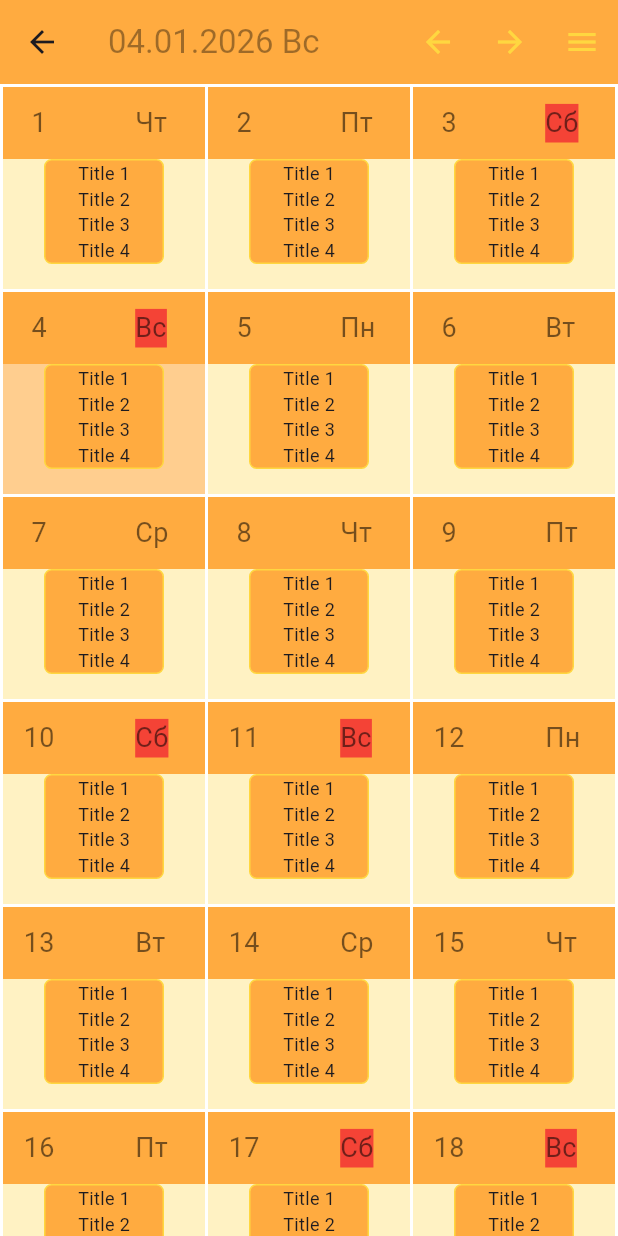
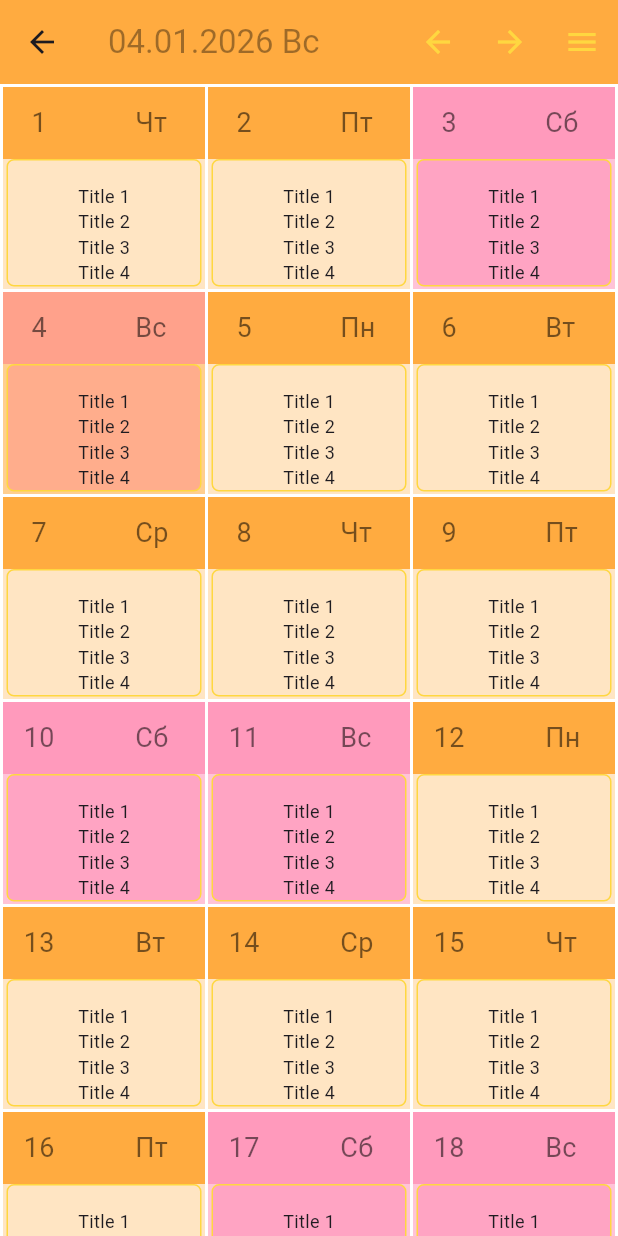
Before and after one commit to Danil-gtj/Do-It-List, a Flutter app: the UltraSimpleCalendar screen opened by its route, on a phone screen of 412 x 824 dp. Run offline on Flutter 3.47's test engine with Material 3 defaults, Android fonts, the phone set to English and light mode, and no system bars; our stand-ins replace cloud_firestore, firebase_core; accounts and stored records are empty.

Commit message:
Change color and fix calendar slots

```diff
--- a/lib/pages/testpage.dart
+++ b/lib/pages/testpage.dart
@@ -76,13 +76,13 @@ class _UltraSimpleCalendarState extends State<UltraSimpleCalendar> {
                   decoration: BoxDecoration(
                     color: i == DateTime.now().day && month.month == DateTime.now().month && month.year == DateTime.now().year
                         ? MainColors.buttonBackgroundColor_alpha.withAlpha(150)
-                        : MainColors.buttonBackgroundColor_beta.withAlpha(80),
+                        : ([weekDays[5], weekDays[6]]).contains(weekDays[DateTime(month.year, month.month, i).weekday - 1]) ? Colors.pinkAccent.withAlpha(80) : MainColors.buttonBackgroundColor_alpha.withAlpha(80),
                     shape: BoxShape.rectangle,
                   ),
                   child: Column(
                       children: [Container(
                           decoration: BoxDecoration(
-                              color: MainColors.buttonBackgroundColor_alpha,
+                              color: ([weekDays[5], weekDays[6]]).contains(weekDays[DateTime(month.year, month.month, i).weekday - 1]) ? Colors.pinkAccent.withAlpha(80) : MainColors.buttonBackgroundColor_alpha,
                               shape: BoxShape.rectangle,
                           ),
                           child: Row(
@@ -98,13 +98,10 @@ class _UltraSimpleCalendarState extends State<UltraSimpleCalendar> {
                                     )
                                 ),
                                 Padding(padding: EdgeInsets.only(left: 40)),
-                                Container(
-                                    child: Text("${weekDays[DateTime(month.year, month.month, i).weekday - 1]}", style: TextStyle(
+                                Text("${weekDays[DateTime(month.year, month.month, i).weekday - 1]}", style: TextStyle(
                                       color: MainColors.textColor,
-                                      fontSize: 18,
-                                      backgroundColor:([weekDays[5], weekDays[6]]).contains(weekDays[DateTime(month.year, month.month, i).weekday - 1]) ? Colors.red : null,)
+                                      fontSize: 18)
                                   )
-                                )
                                ]
                           )
                       ),
@@ -114,14 +111,15 @@ class _UltraSimpleCalendarState extends State<UltraSimpleCalendar> {
                         children: [
                             Container(
                               decoration: BoxDecoration(
-                                color: MainColors.buttonBackgroundColor_alpha,
+                                color: ([weekDays[5], weekDays[6]]).contains(weekDays[DateTime(month.year, month.month, i).weekday - 1]) ? Colors.pinkAccent.withAlpha(60) : null,
                                 border: Border.all(
                                   width: 1,
                                   color: MainColors.buttonBackgroundColor_beta
                                 ),
                                 borderRadius: BorderRadius.circular(5),
                               ),
-                              width: 80,
+                              width: 130,
+                              padding: EdgeInsets.only(top: 15),
                               child: Column(
                                 children: [
                                   for (int i = 1; i <= 4; i++)
```
